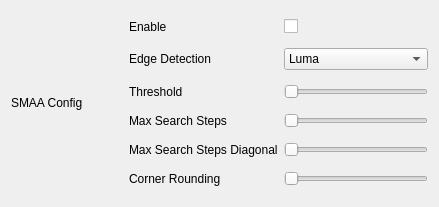
Old version of the form smaaconfig.ui in the repository jorge-barroso/vkBasalt-gui.
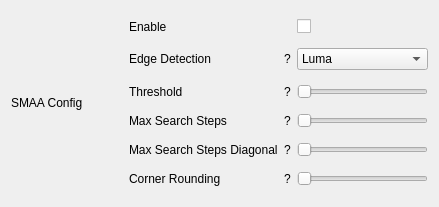
New version of the form.

Commit message: Added help tooltip to SMAA configurations

```diff
--- a/smaaconfig.ui
+++ b/smaaconfig.ui
@@ -13,7 +13,34 @@
   <property name="windowTitle">
    <string>Form</string>
   </property>
-  <layout class="QGridLayout" name="gridLayout" columnstretch="0,0,0,1">
+  <layout class="QGridLayout" name="gridLayout" columnstretch="0,0,5,0,10">
+   <item row="5" column="3">
+    <widget class="QLabel" name="label_12">
+     <property name="toolTip">
+      <string>&lt;html&gt;&lt;head/&gt;&lt;body&gt;&lt;p&gt;Specifies how much sharp corners will be rounded&lt;/p&gt;&lt;p&gt;&lt;br/&gt;&lt;/p&gt;&lt;p&gt;Range: [0, 100]&lt;/p&gt;&lt;p&gt;&lt;br/&gt;&lt;/p&gt;&lt;p&gt;25 is a reasonable value&lt;/p&gt;&lt;/body&gt;&lt;/html&gt;</string>
+     </property>
+     <property name="text">
+      <string>?</string>
+     </property>
+    </widget>
+   </item>
+   <item row="3" column="3">
+    <widget class="QLabel" name="label_10">
+     <property name="toolTip">
+      <string>&lt;html&gt;&lt;head/&gt;&lt;body&gt;&lt;p&gt;Specifies the maximum steps performed in the horizontal/vertical pattern searches&lt;/p&gt;&lt;p&gt;&lt;br/&gt;&lt;/p&gt;&lt;p&gt;Range: [0, 112]&lt;/p&gt;&lt;p&gt;&lt;br/&gt;&lt;/p&gt;&lt;p&gt;4 - low&lt;/p&gt;&lt;p&gt;8 - medium&lt;/p&gt;&lt;p&gt;16 - high&lt;/p&gt;&lt;p&gt;32 - ultra&lt;/p&gt;&lt;/body&gt;&lt;/html&gt;</string>
+     </property>
+     <property name="text">
+      <string>?</string>
+     </property>
+    </widget>
+   </item>
+   <item row="4" column="4">
+    <widget class="QSlider" name="horizontalSlider">
+     <property name="orientation">
+      <enum>Qt::Horizontal</enum>
+     </property>
+    </widget>
+   </item>
    <item row="2" column="2">
     <widget class="QLabel" name="label_4">
      <property name="text">
@@ -21,13 +48,6 @@
      </property>
     </widget>
    </item>
-   <item row="0" column="2">
-    <widget class="QLabel" name="label_2">
-     <property name="text">
-      <string>Enable</string>
-     </property>
-    </widget>
-   </item>
    <item row="4" column="2">
     <widget class="QLabel" name="label_6">
      <property name="text">
@@ -35,20 +55,6 @@
      </property>
     </widget>
    </item>
-   <item row="1" column="2">
-    <widget class="QLabel" name="label_3">
-     <property name="text">
-      <string>Edge Detection</string>
-     </property>
-    </widget>
-   </item>
-   <item row="5" column="2">
-    <widget class="QLabel" name="label_7">
-     <property name="text">
-      <string>Corner Rounding</string>
-     </property>
-    </widget>
-   </item>
    <item row="0" column="1" rowspan="6">
     <spacer name="horizontalSpacer">
      <property name="orientation">
@@ -62,6 +68,33 @@
      </property>
     </spacer>
    </item>
+   <item row="0" column="4">
+    <widget class="QCheckBox" name="checkBox">
+     <property name="text">
+      <string/>
+     </property>
+    </widget>
+   </item>
+   <item row="4" column="3">
+    <widget class="QLabel" name="label_11">
+     <property name="toolTip">
+      <string>&lt;html&gt;&lt;head/&gt;&lt;body&gt;&lt;p&gt;Specifies the maximum steps performed in the diagonal pattern searches&lt;/p&gt;&lt;p&gt;&lt;br/&gt;&lt;/p&gt;&lt;p&gt;Range: [0, 20]&lt;/p&gt;&lt;p&gt;&lt;br/&gt;&lt;/p&gt;&lt;p&gt;0 - low, medium&lt;/p&gt;&lt;p&gt;8 - high&lt;/p&gt;&lt;p&gt;16 - ultra&lt;/p&gt;&lt;/body&gt;&lt;/html&gt;</string>
+     </property>
+     <property name="text">
+      <string>?</string>
+     </property>
+    </widget>
+   </item>
+   <item row="1" column="3">
+    <widget class="QLabel" name="label_8">
+     <property name="toolTip">
+      <string>&lt;html&gt;&lt;head/&gt;&lt;body&gt;&lt;p&gt;- Luma - Default&lt;/p&gt;&lt;p&gt;- Colour - M&lt;span style=&quot; font-family:'ui-monospace','SFMono-Regular','SF Mono','Menlo','Consolas','Liberation Mono','monospace'; font-size:12px; color:#f0f3f6; background-color:#0a0c10;&quot;&gt;ight catch more edges, but is more expensive&lt;/span&gt;&lt;/p&gt;&lt;/body&gt;&lt;/html&gt;</string>
+     </property>
+     <property name="text">
+      <string>?</string>
+     </property>
+    </widget>
+   </item>
    <item row="3" column="2">
     <widget class="QLabel" name="label_5">
      <property name="text">
@@ -69,55 +102,68 @@
      </property>
     </widget>
    </item>
-   <item row="0" column="3">
-    <widget class="QCheckBox" name="checkBox">
-     <property name="text">
-      <string/>
-     </property>
-    </widget>
-   </item>
-   <item row="2" column="3">
+   <item row="2" column="4">
     <widget class="QSlider" name="horizontalSlider_2">
      <property name="orientation">
       <enum>Qt::Horizontal</enum>
      </property>
     </widget>
    </item>
-   <item row="3" column="3">
+   <item row="5" column="4">
+    <widget class="QSlider" name="horizontalSlider_4">
+     <property name="orientation">
+      <enum>Qt::Horizontal</enum>
+     </property>
+    </widget>
+   </item>
+   <item row="3" column="4">
     <widget class="QSlider" name="horizontalSlider_3">
      <property name="orientation">
       <enum>Qt::Horizontal</enum>
      </property>
     </widget>
    </item>
-   <item row="4" column="3">
-    <widget class="QSlider" name="horizontalSlider">
-     <property name="orientation">
-      <enum>Qt::Horizontal</enum>
+   <item row="5" column="2">
+    <widget class="QLabel" name="label_7">
+     <property name="toolTip">
+      <string>&lt;html&gt;&lt;head/&gt;&lt;body&gt;&lt;p&gt;&lt;br/&gt;&lt;/p&gt;&lt;/body&gt;&lt;/html&gt;</string>
      </property>
+     <property name="text">
+      <string>Corner Rounding</string>
+     </property>
     </widget>
    </item>
-   <item row="1" column="3">
+   <item row="2" column="3">
+    <widget class="QLabel" name="label_9">
+     <property name="toolTip">
+      <string>&lt;html&gt;&lt;head/&gt;&lt;body&gt;&lt;p&gt;Lowering this value you will be able to detect more edges at the expense of performance.&lt;/p&gt;&lt;p&gt;&lt;br/&gt;&lt;/p&gt;&lt;p&gt;Range: [0, 5]&lt;/p&gt;&lt;p&gt;&lt;br/&gt;&lt;/p&gt;&lt;p&gt;1 is a reasonable value, and allows to catch most visible edges.&lt;/p&gt;&lt;p&gt;0.5 is a rather overkill value, that allows to catch 'em all.&lt;/p&gt;&lt;/body&gt;&lt;/html&gt;</string>
+     </property>
+     <property name="text">
+      <string>?</string>
+     </property>
+    </widget>
+   </item>
+   <item row="1" column="2">
+    <widget class="QLabel" name="label_3">
+     <property name="text">
+      <string>Edge Detection</string>
+     </property>
+    </widget>
+   </item>
+   <item row="1" column="4">
     <widget class="QComboBox" name="comboBox">
      <item>
       <property name="text">
-       <string>Luma</string>
+       <string extracomment="default">Luma</string>
       </property>
      </item>
      <item>
       <property name="text">
-       <string>Colour</string>
+       <string extracomment="might catch more edges, but is more expensive">Colour</string>
       </property>
      </item>
     </widget>
    </item>
-   <item row="5" column="3">
-    <widget class="QSlider" name="horizontalSlider_4">
-     <property name="orientation">
-      <enum>Qt::Horizontal</enum>
-     </property>
-    </widget>
-   </item>
    <item row="0" column="0" rowspan="6">
     <widget class="QLabel" name="label">
      <property name="text">
@@ -125,6 +171,13 @@
      </property>
     </widget>
    </item>
+   <item row="0" column="2">
+    <widget class="QLabel" name="label_2">
+     <property name="text">
+      <string>Enable</string>
+     </property>
+    </widget>
+   </item>
   </layout>
  </widget>
  <resources/>
```
